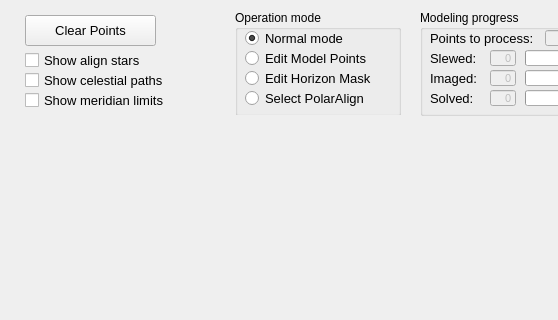
First picture: the form in mountwizzard/gui/hemisphere_window_ui.ui, repository sayitfast/MountWizzard3, before the edit; both pictures show x 0 to 558 and y 0 to 320 of the 791 by 641 pixel window.
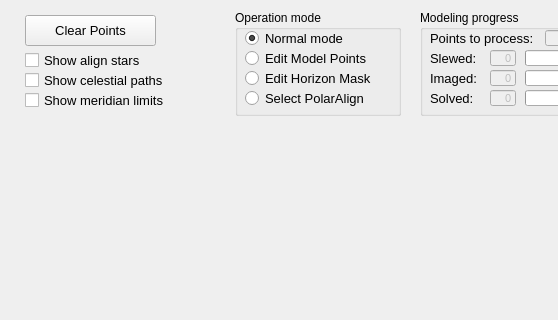
Second picture: the form after the edit.

Commit message: bugfix model load bugfix align stars enable

What changed in the file:
```diff
--- a/mountwizzard/gui/hemisphere_window_ui.ui
+++ b/mountwizzard/gui/hemisphere_window_ui.ui
@@ -25,9 +25,9 @@
    <property name="geometry">
     <rect>
      <x>10</x>
-     <y>115</y>
+     <y>130</y>
      <width>771</width>
-     <height>516</height>
+     <height>501</height>
     </rect>
    </property>
    <property name="autoFillBackground">
@@ -165,44 +165,6 @@
     </property>
    </widget>
   </widget>
-  <widget class="QWidget" name="hemisphereMoving" native="true">
-   <property name="enabled">
-    <bool>true</bool>
-   </property>
-   <property name="geometry">
-    <rect>
-     <x>10</x>
-     <y>115</y>
-     <width>771</width>
-     <height>516</height>
-    </rect>
-   </property>
-   <property name="autoFillBackground">
-    <bool>false</bool>
-   </property>
-   <property name="styleSheet">
-    <string notr="true"/>
-   </property>
-   <widget class="QWidget" name="hemisphereStar" native="true">
-    <property name="enabled">
-     <bool>true</bool>
-    </property>
-    <property name="geometry">
-     <rect>
-      <x>0</x>
-      <y>0</y>
-      <width>771</width>
-      <height>516</height>
-     </rect>
-    </property>
-    <property name="autoFillBackground">
-     <bool>false</bool>
-    </property>
-    <property name="styleSheet">
-     <string notr="true"/>
-    </property>
-   </widget>
-  </widget>
   <widget class="QCheckBox" name="checkShowAlignmentStars">
    <property name="geometry">
     <rect>
@@ -600,6 +562,44 @@
     <string>Show meridian limits</string>
    </property>
   </widget>
+  <widget class="QWidget" name="hemisphereStar" native="true">
+   <property name="enabled">
+    <bool>true</bool>
+   </property>
+   <property name="geometry">
+    <rect>
+     <x>10</x>
+     <y>130</y>
+     <width>771</width>
+     <height>501</height>
+    </rect>
+   </property>
+   <property name="autoFillBackground">
+    <bool>false</bool>
+   </property>
+   <property name="styleSheet">
+    <string notr="true"/>
+   </property>
+  </widget>
+  <widget class="QWidget" name="hemisphereMoving" native="true">
+   <property name="enabled">
+    <bool>true</bool>
+   </property>
+   <property name="geometry">
+    <rect>
+     <x>10</x>
+     <y>130</y>
+     <width>771</width>
+     <height>501</height>
+    </rect>
+   </property>
+   <property name="autoFillBackground">
+    <bool>false</bool>
+   </property>
+   <property name="styleSheet">
+    <string notr="true"/>
+   </property>
+  </widget>
   <zorder>hemisphereBackground</zorder>
   <zorder>btn_deletePoints</zorder>
   <zorder>groupBox_2</zorder>
```
Left out of the diff: 3 changed lines with no effect on the pictures. The commit also changes 5 other files.
